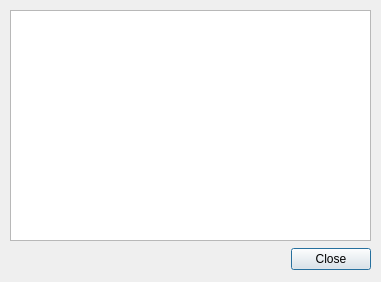
Qt form Wilhelmina/DuplicatesDialog.ui (nrosvall/Wilhelmina) before a commit.
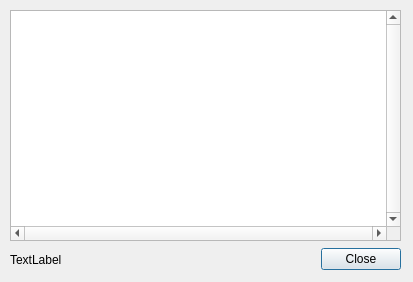
The same form after that commit.

Commit message:
Implemented find duplicate passwords.
Some work still needed.

```diff
--- a/Wilhelmina/DuplicatesDialog.ui
+++ b/Wilhelmina/DuplicatesDialog.ui
@@ -9,7 +9,7 @@
    <rect>
     <x>0</x>
     <y>0</y>
-    <width>381</width>
+    <width>413</width>
     <height>282</height>
    </rect>
   </property>
@@ -19,9 +19,9 @@
   <widget class="QWidget" name="layoutWidget">
    <property name="geometry">
     <rect>
-     <x>20</x>
+     <x>10</x>
      <y>243</y>
-     <width>351</width>
+     <width>391</width>
      <height>33</height>
     </rect>
    </property>
@@ -32,6 +32,13 @@
     <property name="margin" stdset="0">
      <number>0</number>
     </property>
+    <item>
+     <widget class="QLabel" name="labelInfo">
+      <property name="text">
+       <string>TextLabel</string>
+      </property>
+     </widget>
+    </item>
     <item>
      <spacer>
       <property name="orientation">
@@ -59,7 +66,7 @@
     <rect>
      <x>10</x>
      <y>10</y>
-     <width>361</width>
+     <width>391</width>
      <height>231</height>
     </rect>
    </property>
@@ -69,9 +76,18 @@
     </property>
     <item>
      <widget class="QPlainTextEdit" name="plainTextEditDuplicates">
+      <property name="verticalScrollBarPolicy">
+       <enum>Qt::ScrollBarAlwaysOn</enum>
+      </property>
+      <property name="horizontalScrollBarPolicy">
+       <enum>Qt::ScrollBarAlwaysOn</enum>
+      </property>
       <property name="undoRedoEnabled">
        <bool>false</bool>
       </property>
+      <property name="lineWrapMode">
+       <enum>QPlainTextEdit::NoWrap</enum>
+      </property>
       <property name="readOnly">
        <bool>true</bool>
       </property>
```
The commit also changes 1 other file.
